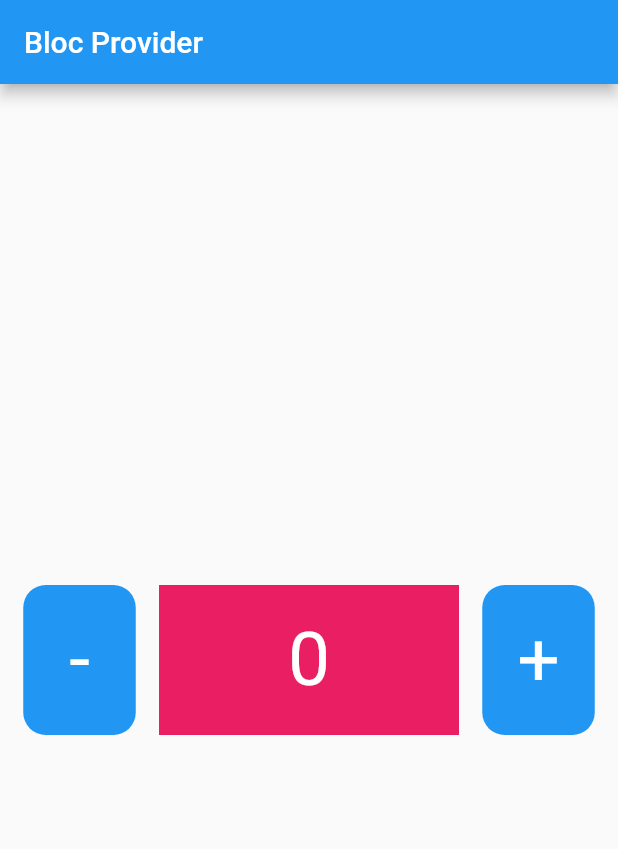
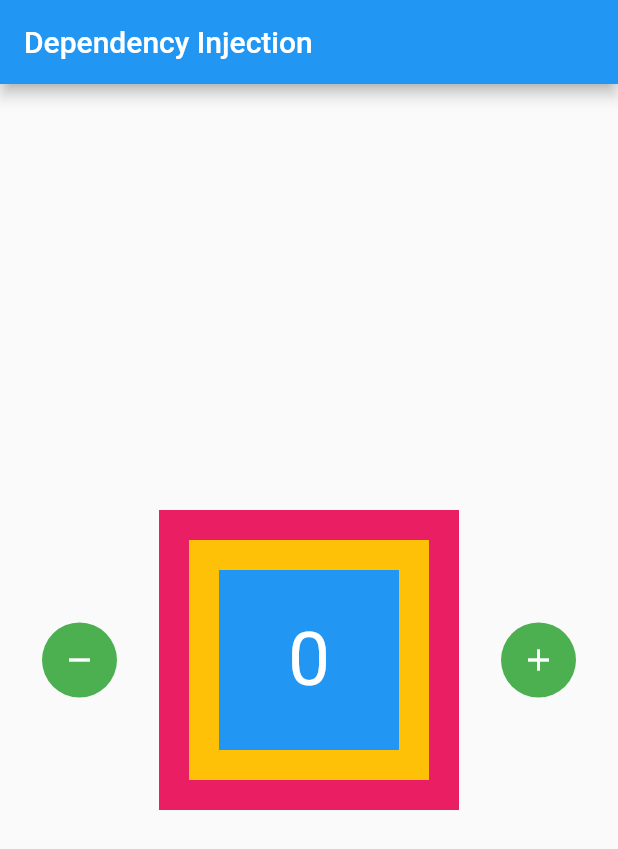
Before and after one commit to itsmhyne/mhybloc, a Flutter app: the screen it shows after launch, on a phone screen of 412 x 824 dp. Shown: the top 849 px of the screen. Run offline on Flutter 3.47's test engine with Material 2 defaults, Android fonts, the phone set to English and light mode, and no system bars; our stand-ins replace bloc, flutter_bloc.

Commit message:
dependency injection

```diff
--- a/lib/bloc/counter_bloc.dart
+++ b/lib/bloc/counter_bloc.dart
@@ -8,4 +8,11 @@ class CounterBloc extends Cubit<int> {
   void increment() => emit(state + 1);
 
   void decrement() => emit(state - 1);
+
+  @override
+  void onChange(Change<int> change) {
+    // TODO: implement onChange
+    super.onChange(change);
+    // print(change);
+  }
 }
--- /dev/null
+++ b/lib/extract/center_injection.dart
@@ -0,0 +1,16 @@
+import 'package:flutter/cupertino.dart';
+import 'package:flutter/material.dart';
+import 'package:mhybloc/extract/text_widget.dart';
+
+class CenterInjection extends StatelessWidget {
+  const CenterInjection({
+    Key? key,
+  }) : super(key: key);
+
+  @override
+  Widget build(BuildContext context) {
+    return Center(
+      child: TextWidget(),
+    );
+  }
+}
--- /dev/null
+++ b/lib/extract/container_biru.dart
@@ -0,0 +1,18 @@
+import 'package:flutter/cupertino.dart';
+import 'package:flutter/material.dart';
+import 'package:mhybloc/extract/center_injection.dart';
+
+class ContainerBiru extends StatelessWidget {
+  const ContainerBiru({
+    Key? key,
+  }) : super(key: key);
+
+  @override
+  Widget build(BuildContext context) {
+    return Container(
+      margin: EdgeInsets.all(20),
+      color: Colors.blue,
+      child: CenterInjection(),
+    );
+  }
+}
--- /dev/null
+++ b/lib/extract/container_kuning.dart
@@ -0,0 +1,18 @@
+import 'package:flutter/cupertino.dart';
+import 'package:flutter/material.dart';
+import 'package:mhybloc/extract/container_biru.dart';
+
+class ContainerKuning extends StatelessWidget {
+  const ContainerKuning({
+    Key? key,
+  }) : super(key: key);
+
+  @override
+  Widget build(BuildContext context) {
+    return Container(
+      margin: EdgeInsets.all(20),
+      color: Colors.amber,
+      child: ContainerBiru(),
+    );
+  }
+}
--- /dev/null
+++ b/lib/extract/container_merah.dart
@@ -0,0 +1,19 @@
+import 'package:flutter/cupertino.dart';
+import 'package:flutter/material.dart';
+import 'package:mhybloc/extract/container_kuning.dart';
+
+class ContainerMerah extends StatelessWidget {
+  const ContainerMerah({
+    Key? key,
+  }) : super(key: key);
+
+  @override
+  Widget build(BuildContext context) {
+    return Container(
+      width: 200,
+      height: 200,
+      color: Colors.pink,
+      child: ContainerKuning(),
+    );
+  }
+}
--- /dev/null
+++ b/lib/extract/text_widget.dart
@@ -0,0 +1,28 @@
+import 'package:flutter/cupertino.dart';
+import 'package:flutter/material.dart';
+import 'package:flutter_bloc/flutter_bloc.dart';
+import 'package:mhybloc/bloc/counter_bloc.dart';
+
+class TextWidget extends StatelessWidget {
+  const TextWidget({
+    Key? key,
+  }) : super(key: key);
+
+  @override
+  Widget build(BuildContext context) {
+    // CounterBloc mycounter = BlocProvider.of<CounterBloc>(context);
+    CounterBloc mycounter = context.read<CounterBloc>();
+    return BlocBuilder(
+        bloc: mycounter,
+        builder: (context, state) {
+          print("$state");
+          return Text(
+            "$state",
+            style: const TextStyle(
+              fontSize: 50,
+              color: Colors.white,
+            ),
+          );
+        });
+  }
+}
--- a/lib/main.dart
+++ b/lib/main.dart
@@ -7,6 +7,7 @@
 import 'package:mhybloc/views/bloc_listener_page.dart';
 import 'package:mhybloc/views/bloc_consumer_page.dart';
 import 'package:mhybloc/views/bloc_provider_page.dart';
+import 'package:mhybloc/views/dependency_injection_page.dart';
 import 'package:mhybloc/views/homepage.dart';
 
 void main() {
@@ -21,7 +22,7 @@
     return BlocProvider(
       create: (context) => CounterBloc(),
       child: MaterialApp(
-        home: BlocProviderPage(),
+        home: DependencyInjectionPage(),
       ),
     );
   }
--- /dev/null
+++ b/lib/views/dependency_injection_page.dart
@@ -0,0 +1,65 @@
+import 'package:flutter/material.dart';
+import 'package:flutter/src/foundation/key.dart';
+import 'package:flutter/src/widgets/framework.dart';
+import 'package:mhybloc/bloc/counter_bloc.dart';
+import 'package:mhybloc/extract/container_merah.dart';
+
+class DependencyInjectionPage extends StatelessWidget {
+  // const DependencyInjectionPage({Key? key}) : super(key: key);
+
+  CounterBloc myCounter = CounterBloc();
+
+  @override
+  Widget build(BuildContext context) {
+    return Scaffold(
+      appBar: AppBar(
+        title: const Text("Dependency Injection"),
+      ),
+      body: Center(
+        child: Row(
+          mainAxisAlignment: MainAxisAlignment.spaceEvenly,
+          children: [
+            Material(
+              color: Colors.green,
+              borderRadius: BorderRadius.circular(25),
+              child: InkWell(
+                borderRadius: BorderRadius.circular(25),
+                onTap: () {
+                  myCounter.decrement();
+                },
+                child: const SizedBox(
+                  height: 50,
+                  width: 50,
+                  child: Icon(
+                    Icons.remove,
+                    color: Colors.white,
+                  ),
+                ),
+              ),
+            ),
+            ContainerMerah(),
+            Material(
+              color: Colors.green,
+              borderRadius: BorderRadius.circular(25),
+              child: InkWell(
+                borderRadius: BorderRadius.circular(25),
+                onTap: () {
+                  myCounter.increment();
+                  print("increment");
+                },
+                child: const SizedBox(
+                  height: 50,
+                  width: 50,
+                  child: Icon(
+                    Icons.add,
+                    color: Colors.white,
+                  ),
+                ),
+              ),
+            ),
+          ],
+        ),
+      ),
+    );
+  }
+}
```
